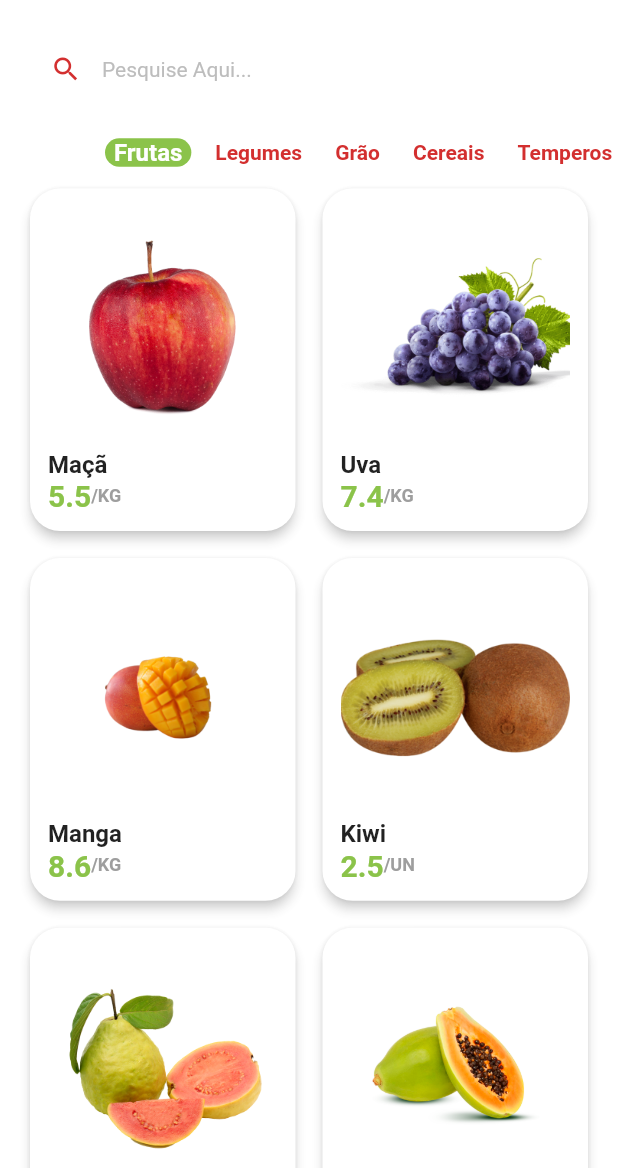
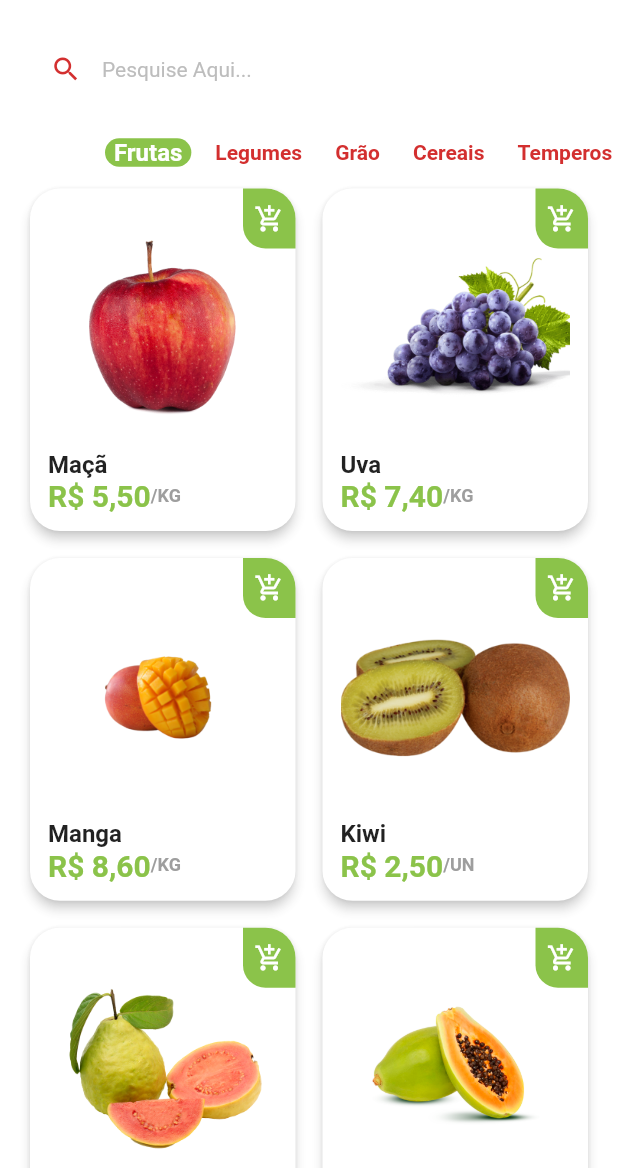
Before and after one commit to MauricioRDev/app_quitanda, a Flutter app: the HomeTab screen opened directly, on a phone screen of 412 x 824 dp, the part 68-1236 px from its top. Run offline on Flutter 3.47's test engine with Material 2 defaults, Android fonts, the light colour scheme and no system bars; drawn by our look-alikes of badges; our stand-ins replace animated_text_kit, mask_text_input_formatter.

Commit message:
Atualizações

```diff
--- a/app_quitanda/lib/main.dart
+++ b/app_quitanda/lib/main.dart
@@ -22,7 +22,3 @@ class MyApp extends StatelessWidget {
     );
   }
 }
-
-
-//Adicionado pelo github
-//alterado no vscode
--- a/app_quitanda/lib/src/pages/home/components/item_tile.dart
+++ b/app_quitanda/lib/src/pages/home/components/item_tile.dart
@@ -1,15 +1,33 @@
 import 'package:app_quitanda/src/config/custom_colors.dart';
 import 'package:app_quitanda/src/models/item_model.dart';
+import 'package:app_quitanda/src/pages/product/product._screen.dart';
+import 'package:app_quitanda/src/services/utils_services.dart';
 import 'package:flutter/material.dart';
 
 class ItemTile extends StatelessWidget {
   final ItemModel item;
 
-  const ItemTile({super.key, required this.item});
+  ItemTile({
+    super.key,
+    required this.item,
+  });
+
+  final UtilServices utilServices = UtilServices();
 
   @override
   Widget build(BuildContext context) {
-    return Card(
+    return Stack(
+      children: [
+        //Conteudo
+        GestureDetector(
+          onTap: (() {
+            Navigator.of(context).push(MaterialPageRoute(builder: ((context) {
+              return ProductScreen(
+                item: item,
+              );
+            })));
+          }),
+          child: Card(
             elevation: 3,
             shadowColor: Colors.grey.shade300,
             shape: RoundedRectangleBorder(
@@ -35,7 +53,7 @@ class ItemTile extends StatelessWidget {
                   Row(
                     children: [
                       Text(
-                  item.price.toString(),
+                        utilServices.priceToCurrency(item.price),
                         style: TextStyle(
                           fontWeight: FontWeight.bold,
                           fontSize: 20,
@@ -54,6 +72,31 @@ class ItemTile extends StatelessWidget {
                 ],
               ),
             ),
+          ),
+        ),
+        //Botão de adicionar ao carrinho
+        Positioned(
+            top: 4,
+            right: 4,
+            child: GestureDetector(
+              onTap: () {},
+              child: Container(
+                decoration: BoxDecoration(
+                    color: CustomColors.customSwatchColor,
+                    borderRadius: const BorderRadius.only(
+                      bottomLeft: Radius.circular(15),
+                      topRight: Radius.circular(20),
+                    )),
+                height: 40,
+                width: 35,
+                child: const Icon(
+                  Icons.add_shopping_cart_outlined,
+                  color: Colors.white,
+                  size: 20,
+                ),
+              ),
+            ))
+      ],
     );
   }
 }
--- /dev/null
+++ b/app_quitanda/lib/src/services/utils_services.dart
@@ -0,0 +1,10 @@
+import 'package:intl/intl.dart';
+
+class UtilServices {
+
+  String priceToCurrency(double price) {
+    NumberFormat numberFormat = NumberFormat.simpleCurrency(locale: 'pt_BR');
+
+    return numberFormat.format(price);
+  }
+}
--- a/app_quitanda/pubspec.yaml
+++ b/app_quitanda/pubspec.yaml
@@ -39,6 +39,7 @@ dependencies:
   animated_text_kit: ^4.2.2
   mask_text_input_formatter: ^2.4.0
   badges: ^3.0.2
+  intl: ^0.18.0
 
 dev_dependencies:
   flutter_test:
```
Also changed, not shown: app_quitanda/lib/src/pages/product/product._screen.dart (added, +18 -0 lines), app_quitanda/pubspec.lock. Lines whose indentation alone changed are shown as unchanged.
